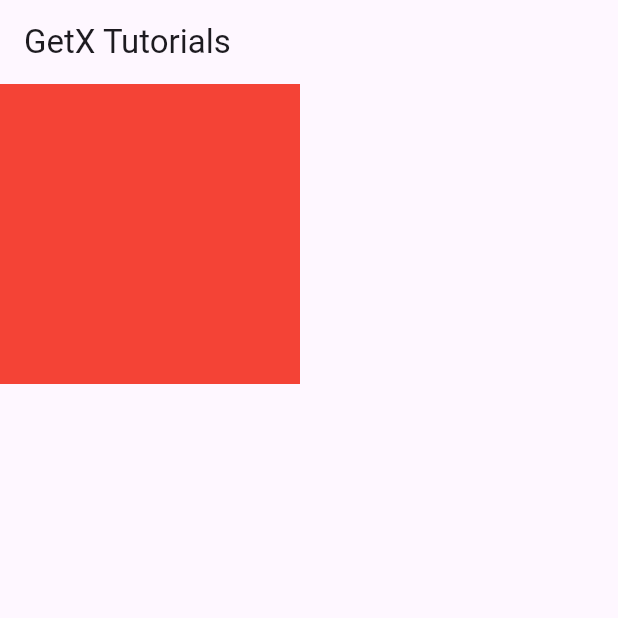
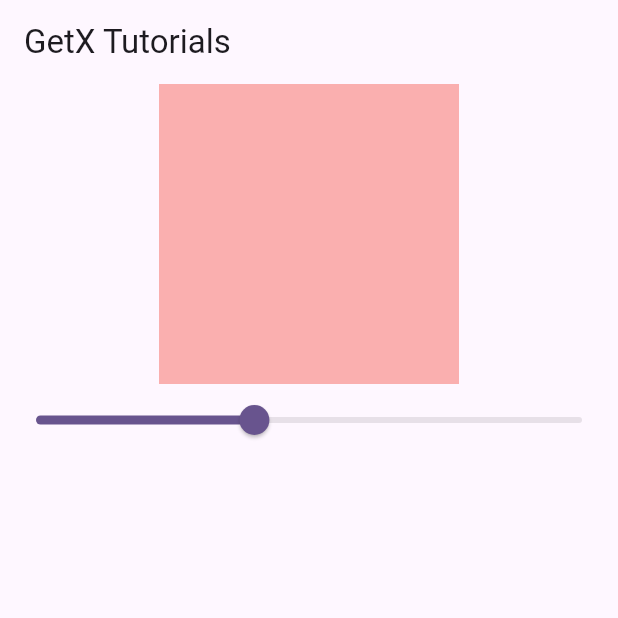
Before and after one commit to Hasnainbangash/Flutter_GetX_Statemanagement, a Flutter app: the screen it shows after launch, on a phone screen of 412 x 824 dp, the top half of it. Run offline on Flutter 3.47's test engine with Material 3 defaults, Android fonts, the phone set to English and light mode, and no system bars; our stand-ins replace get.

Commit message:
Get x state management example 2 work done using the controller

```diff
--- a/lib/Example2/example_2_home_screen.dart
+++ b/lib/Example2/example_2_home_screen.dart
@@ -1,4 +1,5 @@
 import 'package:flutter/material.dart';
+import 'package:flutter_getx_statemanagement/Example2/example_two_controller.dart';
 import 'package:get/get.dart';
 
 class Example2HomeScreen extends StatefulWidget {
@@ -10,7 +11,8 @@
 
 class _Example2HomeScreenState extends State<Example2HomeScreen> {
 
-  double opacity = .4;
+  ExampleTwoController exampleTwoController = Get.put(ExampleTwoController());
+  // double opacity = .4;
 
   @override
   void initState() {
@@ -21,17 +23,27 @@
 
   @override
   Widget build(BuildContext context) {
+    print('build');
     return Scaffold(
       appBar: AppBar(
         title: const Text("GetX Tutorials"),
       ),
       body: Column(
         children: [
-          Container(
-            height: 200,
-            width: 200,
-            color: Colors.red,
-          ),
+          Obx((){
+            return Container(
+              height: 200,
+              width: 200,
+              color: Colors.red.withOpacity(exampleTwoController.opacity.value),
+            );
+          }),
+
+          Obx((){
+            return Slider(value: exampleTwoController.opacity.value, onChanged: (value){
+              print(value);
+              exampleTwoController.setOpacity(value);
+            });
+          }),
         ],
       ),
     );
--- /dev/null
+++ b/lib/Example2/example_two_controller.dart
@@ -0,0 +1,10 @@
+import 'package:flutter/material.dart';
+import 'package:get/get.dart';
+
+class ExampleTwoController extends GetxController {
+  RxDouble opacity = .4.obs;
+
+  setOpacity(double value){
+    opacity.value = value;
+  }
+}
```
